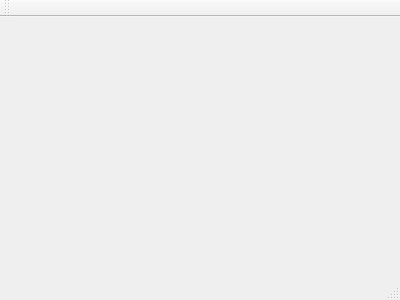
Above: mainwindow.ui from crouse/citta before the change. Below: the same form after it.
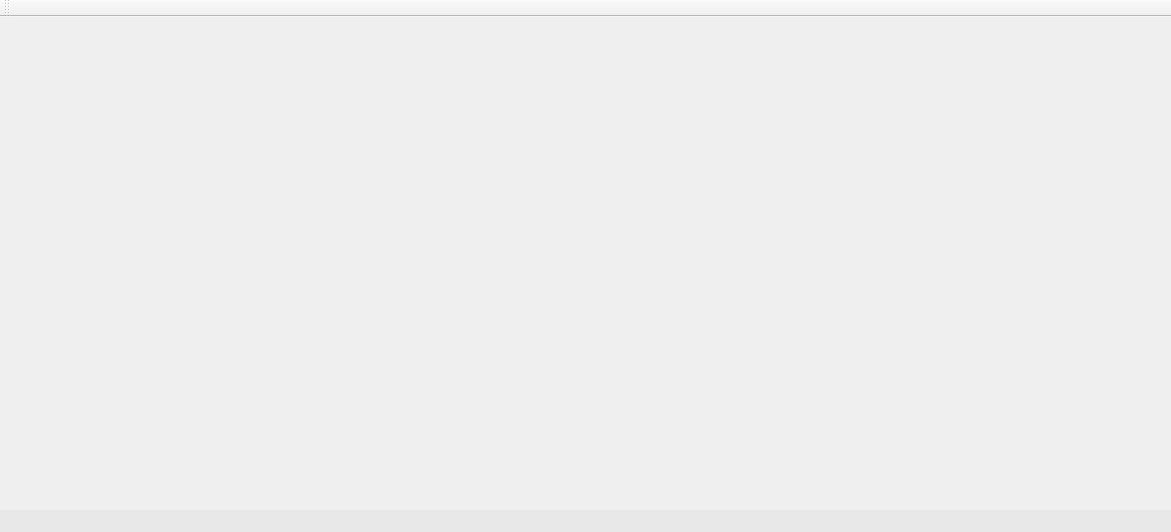
That is the form after the change.

Diff of the .ui file:
```diff
--- a/mainwindow.ui
+++ b/mainwindow.ui
@@ -1,24 +1,33 @@
 <ui version="4.0">
  <class>MainWindow</class>
- <widget class="QMainWindow" name="MainWindow" >
-  <property name="geometry" >
+ <widget class="QMainWindow" name="MainWindow">
+  <property name="geometry">
    <rect>
     <x>0</x>
     <y>0</y>
-    <width>400</width>
-    <height>300</height>
+    <width>1171</width>
+    <height>532</height>
    </rect>
   </property>
   <property name="windowTitle" >
    <string>MainWindow</string>
   </property>
-  <widget class="QMenuBar" name="menuBar" />
-  <widget class="QToolBar" name="mainToolBar" />
-  <widget class="QWidget" name="centralWidget" />
-  <widget class="QStatusBar" name="statusBar" />
+  <widget class="QWidget" name="centralWidget"/>
+  <widget class="QToolBar" name="mainToolBar">
+   <attribute name="toolBarArea">
+    <enum>TopToolBarArea</enum>
+   </attribute>
+   <attribute name="toolBarBreak">
+    <bool>false</bool>
+   </attribute>
+  </widget>
+  <widget class="QStatusBar" name="statusBar">
+   <property name="styleSheet">
+    <string notr="true">background-color: rgb(232, 232, 232);</string>
+   </property>
+  </widget>
  </widget>
- <layoutDefault spacing="6" margin="11" />
- <pixmapfunction></pixmapfunction>
+ <layoutdefault spacing="6" margin="11"/>
  <resources/>
  <connections/>
 </ui>
```
Left out of the diff: 3 changed lines with no effect on the pictures.
